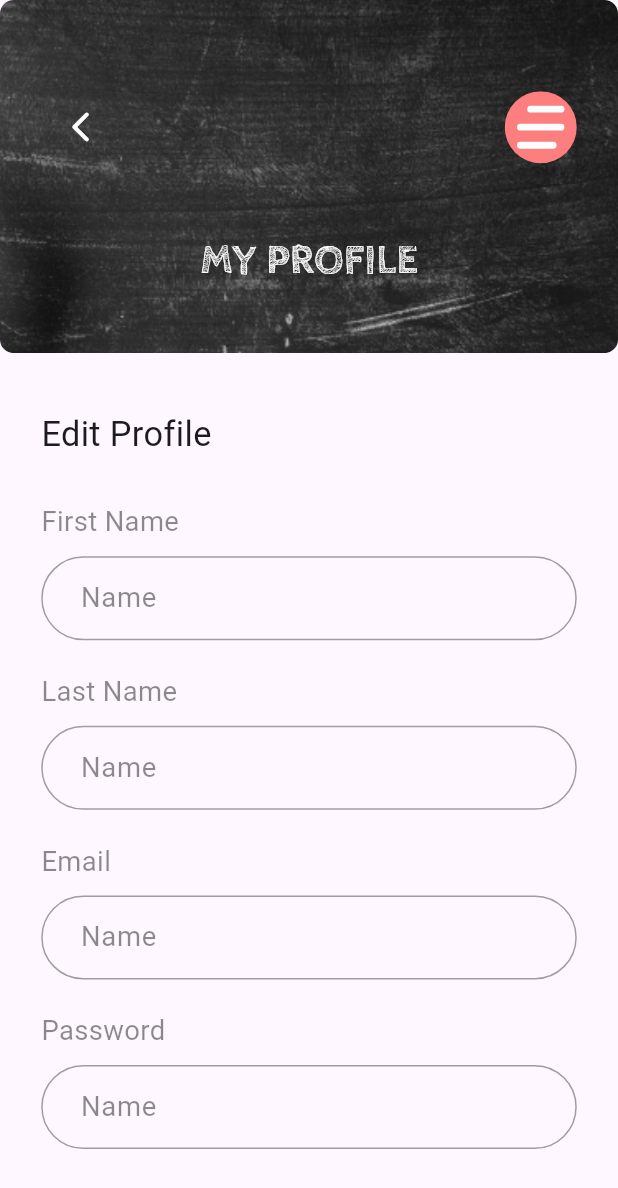
After one commit to MomennIbrahim/TalabatTy, a Flutter app: the EditProfileScreen screen opened by its route, on a phone screen of 412 x 824 dp. The commit adds this screen. Shown: the top 1188 px of the screen. Run offline on Flutter 3.47's test engine with Material 3 defaults, Android fonts, the phone set to English and light mode, and no system bars; our stand-ins replace animate_do, bloc, flutter_bloc, flutter_rating_bar, flutter_screenutil, flutter_svg and 3 more.

Commit message:
Added Edit screen changed some wiget

```diff
--- a/lib/core/utlis/app_router.dart
+++ b/lib/core/utlis/app_router.dart
@@ -14,9 +14,9 @@ import 'package:foodc_app/features/menu/presentation/screen/language_screen.dart
 import 'package:foodc_app/features/menu/presentation/screen/menu_screen.dart';
 import 'package:foodc_app/features/menu/presentation/screen/offers_screen.dart';
 import 'package:foodc_app/features/onboarding/onboarding_screen.dart';
+import 'package:foodc_app/features/profile/presentation/screens/edit_profile_screen.dart';
 import 'package:foodc_app/features/resturant/presentation/screens/menu_restaurant_screen.dart';
 import 'package:foodc_app/features/resturant/presentation/screens/restaurant_details_screen.dart';
-import 'package:foodc_app/test.dart';
 import 'package:go_router/go_router.dart';
 
 abstract class AppRouter {
@@ -37,6 +37,7 @@ abstract class AppRouter {
   static const kOfferScreen = '/offerScreen';
   static const kLanguageScreen = '/languageScreen';
   static const kAboutUsScreen = '/aboutUSScreen';
+  static const kEditProfileScreen = '/editProfileScreen';
 
   static final GoRouter router = GoRouter(routes: [
     GoRoute(
@@ -141,5 +142,11 @@ abstract class AppRouter {
         return const AboutUsScreen();
       },
     ),
+    GoRoute(
+      path: kEditProfileScreen,
+      builder: (BuildContext context, GoRouterState state) {
+        return const EditProfileScreen();
+      },
+    ),
   ]);
 }
--- /dev/null
+++ b/lib/features/authentication/presentation/screens/widgets/name_text_field.dart
@@ -0,0 +1,14 @@
+import 'package:flutter/material.dart';
+import 'package:foodc_app/core/widgets/custom_text_field.dart';
+
+class NameTextField extends StatelessWidget {
+  const NameTextField({super.key, required this.controller});
+
+  final TextEditingController controller;
+
+  @override
+  Widget build(BuildContext context) {
+    return CustomTextField(
+        lable: 'Name', controller: controller);
+  }
+}
--- /dev/null
+++ b/lib/features/profile/presentation/screens/edit_profile_screen.dart
@@ -0,0 +1,53 @@
+import 'package:flutter/material.dart';
+import 'package:flutter_screenutil/flutter_screenutil.dart';
+import 'package:foodc_app/core/constance.dart';
+import 'package:foodc_app/core/utlis/styles.dart';
+import 'package:foodc_app/features/authentication/presentation/screens/widgets/name_text_field.dart';
+import 'package:foodc_app/features/profile/presentation/screens/widgets/stack_profile_widget.dart';
+import 'package:foodc_app/features/profile/presentation/screens/widgets/text_over_text_field.dart';
+import 'package:gap/gap.dart';
+
+class EditProfileScreen extends StatelessWidget {
+  const EditProfileScreen({super.key});
+
+  @override
+  Widget build(BuildContext context) {
+    return Scaffold(
+      body: SingleChildScrollView(
+        child: Column(crossAxisAlignment: CrossAxisAlignment.start, children: [
+          const StackProfileWidget(hasBackIcon: true),
+          Gap(32.h),
+          Padding(
+            padding: Constance.paddingHorizontal24,
+            child: Column(
+              crossAxisAlignment: CrossAxisAlignment.start,
+              children: [
+                Text(
+                  'Edit Profile',
+                  style: Styles.style20,
+                ),
+                Gap(24.h),
+                const TextOverTextField(text: 'First Name'),
+                Gap(8.h),
+                NameTextField(controller: TextEditingController()),
+                Gap(18.h),
+                const TextOverTextField(text: 'Last Name'),
+                Gap(8.h),
+                NameTextField(controller: TextEditingController()),
+                Gap(18.h),
+                const TextOverTextField(text: 'Email'),
+                Gap(8.h),
+                NameTextField(controller: TextEditingController()),
+                Gap(18.h),
+                const TextOverTextField(text: 'Password'),
+                Gap(8.h),
+                NameTextField(controller: TextEditingController()),
+              ],
+            ),
+          )
+
+        ]),
+      ),
+    );
+  }
+}
--- a/lib/features/profile/presentation/screens/widgets/stack_profile_widget.dart
+++ b/lib/features/profile/presentation/screens/widgets/stack_profile_widget.dart
@@ -2,13 +2,16 @@ import 'package:flutter/material.dart';
 import 'package:flutter_screenutil/flutter_screenutil.dart';
 import 'package:flutter_svg/svg.dart';
 import 'package:foodc_app/core/constance.dart';
+import 'package:foodc_app/core/widgets/back_icon.dart';
 import 'package:foodc_app/core/widgets/menu_icon.dart';
 import 'package:gap/gap.dart';
 import '../../../../../core/utlis/styles.dart';
 import '../../../../home/presentation/screens/widgets/background_image.dart';
 
 class StackProfileWidget extends StatelessWidget {
-  const StackProfileWidget({super.key});
+  const StackProfileWidget({super.key, this.hasBackIcon = false});
+
+  final bool hasBackIcon;
 
   @override
   Widget build(BuildContext context) {
@@ -18,10 +21,21 @@ class StackProfileWidget extends StatelessWidget {
         Column(
           children: [
             Gap(50.h),
-            Padding(
-              padding:Constance.paddingHorizontal24,
-              child: const MenuIcon(),
-            ),
+            hasBackIcon
+                ? Row(
+                    mainAxisAlignment: MainAxisAlignment.spaceBetween,
+                    children: [
+                      const BackIcon(),
+                      Padding(
+                        padding: Constance.paddingHorizontal24,
+                        child: const MenuIcon(),
+                      ),
+                    ],
+                  )
+                : Padding(
+                    padding: Constance.paddingHorizontal24,
+                    child: const MenuIcon(),
+                  ),
             Gap(37.h),
             Text(
               'my profile'.toUpperCase(),
--- /dev/null
+++ b/lib/features/profile/presentation/screens/widgets/text_over_text_field.dart
@@ -0,0 +1,16 @@
+import 'package:flutter/material.dart';
+import 'package:foodc_app/core/utlis/styles.dart';
+
+class TextOverTextField extends StatelessWidget {
+  const TextOverTextField({super.key, required this.text});
+
+  final String text;
+
+  @override
+  Widget build(BuildContext context) {
+    return Text(
+      text,
+      style: Styles.styleGrey16,
+    );
+  }
+}
```
Also changed, not shown: lib/features/authentication/presentation/screens/register_screen.dart (+6 -6 lines), lib/features/profile/presentation/screens/profile_screen.dart (+10 -3 lines), lib/test.dart (deleted, +0 -80 lines).
